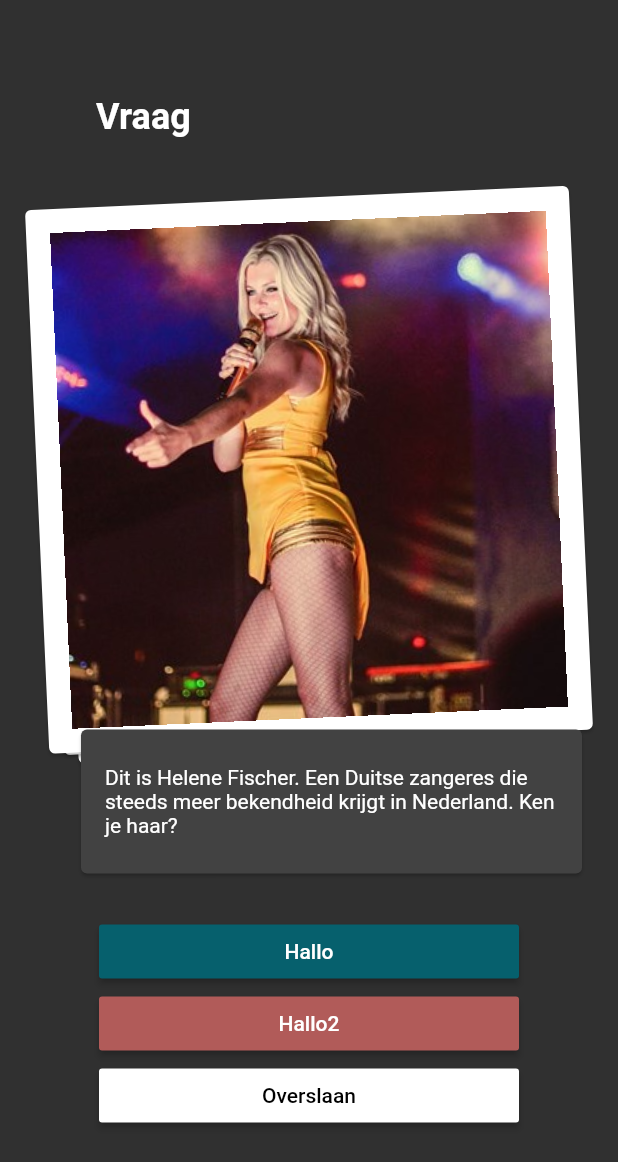
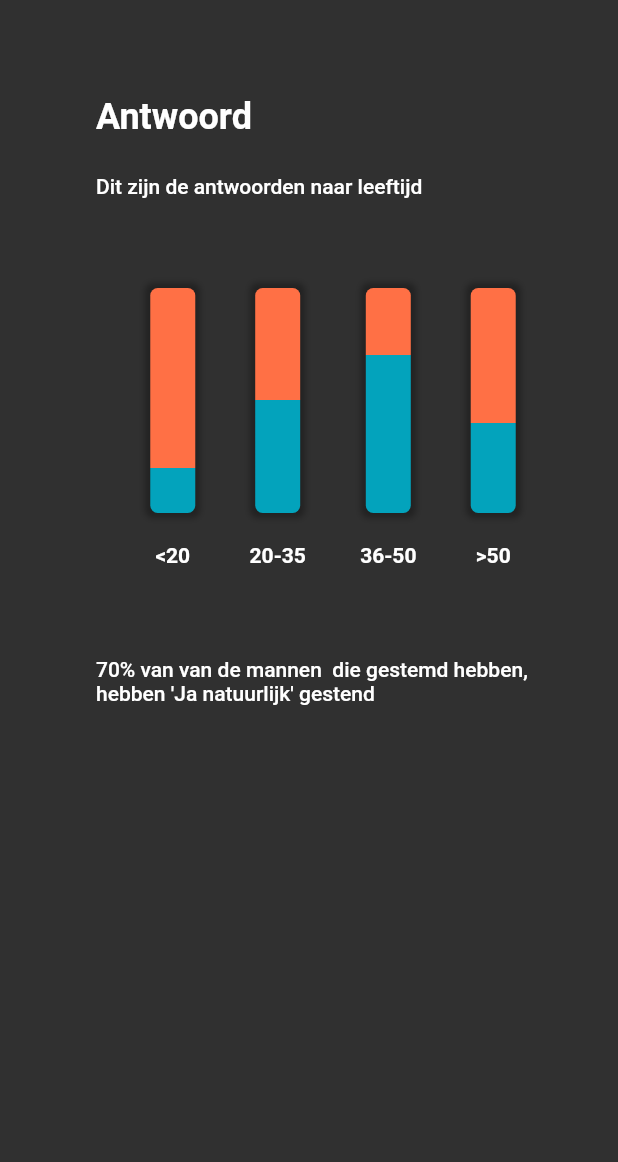
Before and after one commit to ninovanhooff/w00tcamp-orakel, a Flutter app: the screen it shows after launch, on a phone screen of 412 x 824 dp. Shown: the top 1162 px of the screen. Run offline on Flutter 3.47's test engine with Material 2 defaults, Android fonts, the phone set to English and light mode, and no system bars; drawn by our look-alikes of flutter_tindercard.

Commit message:
Answer screen

```diff
--- /dev/null
+++ b/lib/answer_screen.dart
@@ -0,0 +1,119 @@
+import 'dart:ui';
+
+import 'package:flutter/material.dart';
+import 'package:flutter_tindercard/flutter_tindercard.dart';
+import 'dart:math';
+
+import 'package:keuzestress/theming.dart';
+
+class AnswerScreen extends StatefulWidget {
+  @override
+  _AnswerScreenState createState() => _AnswerScreenState();
+}
+
+class _AnswerScreenState extends State<AnswerScreen>
+    with TickerProviderStateMixin {
+  List<String> welcomeImages = [
+    "assets/images/helene_fischer.jpg",
+    "assets/images/mario.jpg",
+    "assets/images/helene_fischer.jpg",
+    "assets/images/mario.jpg",
+    "assets/images/mario.jpg",
+  ];
+
+  _pushClose() {
+    //todo
+  }
+
+  @override
+  Widget build(BuildContext context) {
+    CardController controller; //Use this to trigger swap.
+
+    return new Scaffold(
+      body: new SafeArea(
+        child: Container(
+          padding: EdgeInsets.fromLTRB(64.0, 64.0, 32.0, 0.0),
+          child: Column(
+            crossAxisAlignment: CrossAxisAlignment.stretch,
+            children: <Widget>[
+              Text(
+                "Antwoord",
+                style: Theme.of(context).textTheme.headline5,
+              ),
+              const SizedBox(
+                height: 24,
+              ),
+              Text(
+                "Dit zijn de antwoorden naar leeftijd",
+                style: Theme.of(context).textTheme.bodyText1,
+              ),
+              SizedBox(height: 60),
+              Row(
+                mainAxisAlignment: MainAxisAlignment.spaceEvenly,
+                children: [
+                  Bar("<20", 0.2),
+                  Bar("20-35", 0.5),
+                  Bar("36-50", 0.7),
+                  Bar(">50", 0.4),
+                ],
+              ),
+              SizedBox(height: 60),
+              Text(
+                "70% van van de mannen  die gestemd hebben, hebben 'Ja natuurlijk' gestend",
+                style: Theme.of(context).textTheme.bodyText1,
+              ),
+            ],
+          ),
+        ),
+      ),
+    );
+  }
+}
+
+class Bar extends StatelessWidget {
+  final double amount;
+  final String label;
+
+  const Bar(this.label, this.amount, {
+    Key key,
+  }) : super(key: key);
+
+  @override
+  Widget build(BuildContext context) {
+    return Column(
+      children: [
+        Container(
+          // space between bar and label
+          margin: EdgeInsets.fromLTRB(0, 0, 0, 20),
+          width: 30,
+          height: 150,
+          decoration: BoxDecoration(
+            boxShadow: [
+              BoxShadow(
+                color: Color.fromRGBO(0, 0, 0, 0.3),
+                spreadRadius: 3,
+                blurRadius: 3,
+                offset: Offset(0, 0), // changes position of shadow
+              ),
+            ],
+            borderRadius: BorderRadius.all(Radius.circular(5)),
+            gradient: LinearGradient(
+              begin: Alignment.bottomCenter,
+              end: Alignment.topCenter, // 10% of the width, so there are ten blinds.
+              colors: [
+                OrakelColors.answerBarFilledColor,
+                OrakelColors.answerBarFilledColor,
+                OrakelColors.answerBarEmptyColor,
+              ], // red to yellow
+              stops: [0.0, amount, amount],
+              tileMode: TileMode.repeated, // repeats the gradient over the canvas
+            ),
+          ),
+        ),
+        Text(label,
+          style: TextStyle(fontWeight: FontWeight.bold)
+        )
+      ],
+    );
+  }
+}
--- a/lib/main.dart
+++ b/lib/main.dart
@@ -1,6 +1,7 @@
 import 'dart:io';
 
 import 'package:flutter/material.dart';
+import 'package:keuzestress/answer_screen.dart';
 import 'package:keuzestress/api/api_service.dart';
 
 import 'package:keuzestress/my_http_overrides.dart';
@@ -41,7 +42,7 @@ class MyApp extends StatelessWidget {
         visualDensity: VisualDensity.adaptivePlatformDensity,
         brightness: Brightness.dark,
       ),
-      home: QuestionSwipeScreen(),
+      home: AnswerScreen(),
     );
   }
 }
--- a/lib/theming.dart
+++ b/lib/theming.dart
@@ -8,6 +8,9 @@ class OrakelColors {
   static const confirmColor = Color(0xFF06606D);
   static const denyColor = Color(0xFFB15B59);
   static const skipColor = Color(0xFFFFFFFF);
+
+  static const answerBarEmptyColor = Color(0xFFFF7045);
+  static const answerBarFilledColor = Color(0xFF03A3BC);
 }
 
 // class CustomTextStyle {
```
Also changed, not shown: pubspec.lock.
